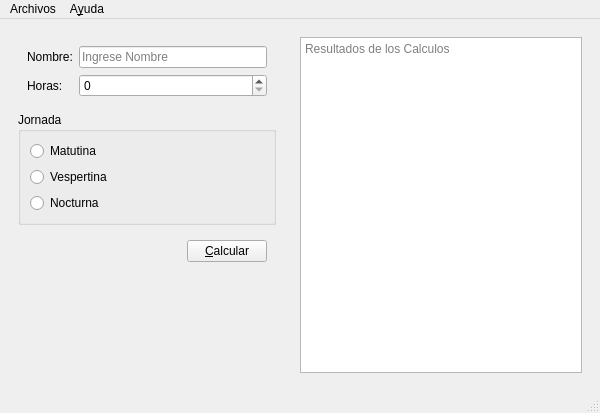
Above: salarios.ui from Geovannyjaramillo/P60-SALARIO before the change. Below: the same form after it.
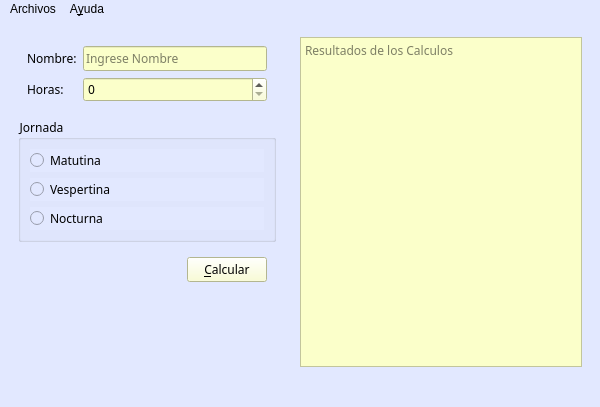
That is the form after the change. Icons and pictures are not drawn.

Diff of the .ui file:
```diff
--- a/salarios.ui
+++ b/salarios.ui
@@ -7,7 +7,7 @@
     <x>0</x>
     <y>0</y>
     <width>600</width>
-    <height>413</height>
+    <height>407</height>
    </rect>
   </property>
   <property name="minimumSize">
@@ -16,9 +16,21 @@
     <height>0</height>
    </size>
   </property>
+  <property name="font">
+   <font>
+    <family>Rockwell Nova</family>
+   </font>
+  </property>
   <property name="windowTitle">
    <string>Salarios</string>
   </property>
+  <property name="windowIcon">
+   <iconset resource="iconosalario.qrc">
+    <normaloff>:/Recursos/img/salario.png</normaloff>:/Recursos/img/salario.png</iconset>
+  </property>
+  <property name="styleSheet">
+   <string notr="true">background-color: rgb(226, 232, 255);</string>
+  </property>
   <widget class="QWidget" name="centralwidget">
    <layout class="QHBoxLayout" name="horizontalLayout_2">
     <item>
@@ -35,45 +47,91 @@
         <height>16777215</height>
        </size>
       </property>
+      <property name="styleSheet">
+       <string notr="true"/>
+      </property>
       <layout class="QVBoxLayout" name="verticalLayout_3">
        <item>
         <widget class="QWidget" name="widget_3" native="true">
          <layout class="QFormLayout" name="formLayout">
           <item row="0" column="0">
            <widget class="QLabel" name="label">
+            <property name="font">
+             <font>
+              <family>Rockwell Nova</family>
+             </font>
+            </property>
             <property name="text">
              <string>Nombre:</string>
             </property>
            </widget>
           </item>
-          <item row="0" column="1">
-           <widget class="QLineEdit" name="inNombre">
-            <property name="placeholderText">
-             <string>Ingrese Nombre</string>
-            </property>
-           </widget>
-          </item>
           <item row="1" column="0">
            <widget class="QLabel" name="label_2">
+            <property name="font">
+             <font>
+              <family>Rockwell Nova</family>
+             </font>
+            </property>
             <property name="text">
              <string>Horas:</string>
             </property>
            </widget>
           </item>
           <item row="1" column="1">
-           <widget class="QSpinBox" name="inHoras"/>
+           <widget class="QSpinBox" name="inHoras">
+            <property name="font">
+             <font>
+              <family>Rockwell Nova</family>
+             </font>
+            </property>
+            <property name="styleSheet">
+             <string notr="true">background-color: rgb(251, 255, 202);</string>
+            </property>
+           </widget>
+          </item>
+          <item row="0" column="1">
+           <widget class="QLineEdit" name="inNombre">
+            <property name="font">
+             <font>
+              <family>Rockwell Nova</family>
+             </font>
+            </property>
+            <property name="styleSheet">
+             <string notr="true">background-color: rgb(251, 255, 202);</string>
+            </property>
+            <property name="placeholderText">
+             <string>Ingrese Nombre</string>
+            </property>
+           </widget>
           </item>
          </layout>
         </widget>
        </item>
        <item>
         <widget class="QGroupBox" name="groupBox">
+         <property name="font">
+          <font>
+           <family>Rockwell Nova</family>
+          </font>
+         </property>
+         <property name="toolTip">
+          <string>Eliga la jornada del obrero</string>
+         </property>
+         <property name="styleSheet">
+          <string notr="true">background-color: rgb(226, 232, 255);</string>
+         </property>
          <property name="title">
           <string>Jornada</string>
          </property>
          <layout class="QVBoxLayout" name="verticalLayout">
           <item>
            <widget class="QRadioButton" name="inMatutina">
+            <property name="font">
+             <font>
+              <family>Rockwell Nova</family>
+             </font>
+            </property>
             <property name="text">
              <string>Matutina</string>
             </property>
@@ -81,6 +139,11 @@
           </item>
           <item>
            <widget class="QRadioButton" name="inVespertina">
+            <property name="font">
+             <font>
+              <family>Rockwell Nova</family>
+             </font>
+            </property>
             <property name="text">
              <string>Vespertina</string>
             </property>
@@ -88,6 +151,11 @@
           </item>
           <item>
            <widget class="QRadioButton" name="inNocturna">
+            <property name="font">
+             <font>
+              <family>Rockwell Nova</family>
+             </font>
+            </property>
             <property name="text">
              <string>Nocturna</string>
             </property>
@@ -114,6 +182,17 @@
           </item>
           <item>
            <widget class="QPushButton" name="btnCalcular">
+            <property name="font">
+             <font>
+              <family>Rockwell Nova</family>
+             </font>
+            </property>
+            <property name="toolTip">
+             <string>Calcular Salario</string>
+            </property>
+            <property name="styleSheet">
+             <string notr="true">background-color: rgb(251, 255, 202);</string>
+            </property>
             <property name="text">
              <string>&amp;Calcular</string>
             </property>
@@ -149,6 +228,14 @@
       <layout class="QVBoxLayout" name="verticalLayout_2">
        <item>
         <widget class="QPlainTextEdit" name="outCalculos">
+         <property name="font">
+          <font>
+           <family>Rockwell Nova</family>
+          </font>
+         </property>
+         <property name="styleSheet">
+          <string notr="true">background-color: rgb(251, 255, 202);</string>
+         </property>
          <property name="readOnly">
           <bool>true</bool>
          </property>
@@ -192,6 +279,10 @@
   </widget>
   <widget class="QStatusBar" name="statusbar"/>
   <action name="actionNuevo">
+   <property name="icon">
+    <iconset resource="iconosalario.qrc">
+     <normaloff>:/Recursos/img/nuevo.png</normaloff>:/Recursos/img/nuevo.png</iconset>
+   </property>
    <property name="text">
     <string>&amp;Nuevo</string>
    </property>
@@ -200,6 +291,10 @@
    </property>
   </action>
   <action name="actionAbrir">
+   <property name="icon">
+    <iconset resource="iconosalario.qrc">
+     <normaloff>:/Recursos/img/abrir.png</normaloff>:/Recursos/img/abrir.png</iconset>
+   </property>
    <property name="text">
     <string>&amp;Abrir</string>
    </property>
@@ -208,6 +303,10 @@
    </property>
   </action>
   <action name="actionGuardar">
+   <property name="icon">
+    <iconset resource="iconosalario.qrc">
+     <normaloff>:/Recursos/img/guardar.png</normaloff>:/Recursos/img/guardar.png</iconset>
+   </property>
    <property name="text">
     <string>&amp;Guardar</string>
    </property>
@@ -216,6 +315,10 @@
    </property>
   </action>
   <action name="actionCalcular">
+   <property name="icon">
+    <iconset resource="iconosalario.qrc">
+     <normaloff>:/Recursos/img/calcular.png</normaloff>:/Recursos/img/calcular.png</iconset>
+   </property>
    <property name="text">
     <string>&amp;Calcular</string>
    </property>
@@ -224,6 +327,10 @@
    </property>
   </action>
   <action name="actionSalir">
+   <property name="icon">
+    <iconset resource="iconosalario.qrc">
+     <normaloff>:/Recursos/img/salir.png</normaloff>:/Recursos/img/salir.png</iconset>
+   </property>
    <property name="text">
     <string>&amp;Salir</string>
    </property>
@@ -232,6 +339,10 @@
    </property>
   </action>
   <action name="actionAcerca_de">
+   <property name="icon">
+    <iconset resource="iconosalario.qrc">
+     <normaloff>:/Recursos/img/acercade.png</normaloff>:/Recursos/img/acercade.png</iconset>
+   </property>
    <property name="text">
     <string>Acerca de</string>
    </property>
```
Left out of the diff: 4 changed lines with no effect on the pictures.
